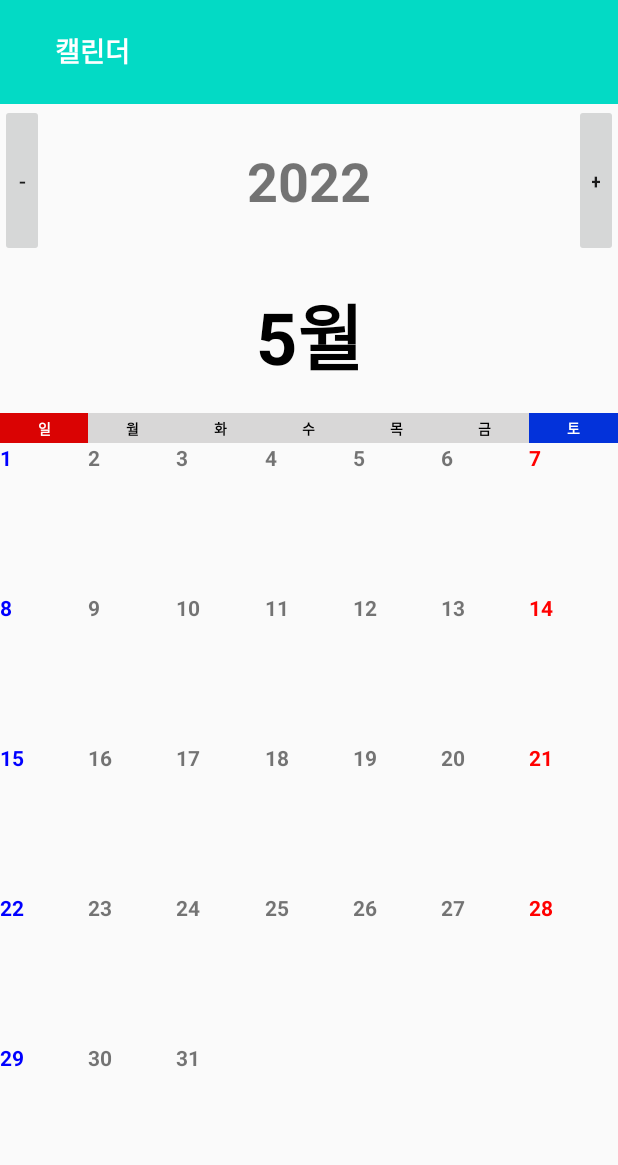
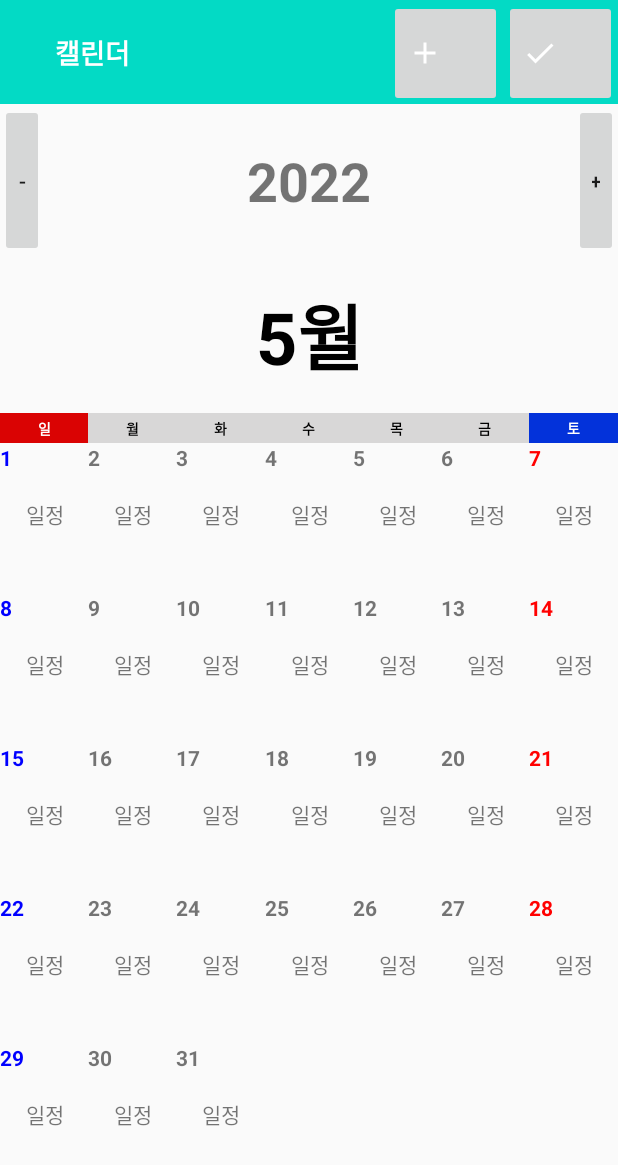
Before and after one commit to Kimseouneo/calreminders, an Android app: the screen it shows after launch (ReminderActivity), after a tap on "테스트 버튼", on a phone screen of 412 x 824 dp. Shown: the top 1165 px of the screen. Run offline under Robolectric (Android 15) with nearby library versions, the phone set to English and light mode, and no system bars.

Commit message:
CalendarFragment에 plus버튼과 check버튼의 이미지 임시적으로 추가.

```diff
--- a/app/src/main/java/com/example/calreminder/Holder.java
+++ b/app/src/main/java/com/example/calreminder/Holder.java
@@ -7,9 +7,11 @@ import androidx.annotation.NonNull;
 import androidx.recyclerview.widget.RecyclerView;
 
 public class Holder extends RecyclerView.ViewHolder {
-    TextView tx;
+    TextView day;
+    TextView schedule;
     public Holder(@NonNull View itemView){
         super(itemView);
-        tx = itemView.findViewById(R.id.yesdw2);
+        day = itemView.findViewById(R.id.days);
+        schedule = itemView.findViewById(R.id.schedule);
     }
 }
--- a/app/src/main/java/com/example/calreminder/MonthOfListAdapter.java
+++ b/app/src/main/java/com/example/calreminder/MonthOfListAdapter.java
@@ -31,11 +31,12 @@ public class MonthOfListAdapter extends RecyclerView.Adapter<Holder> {
 
     @Override
     public void onBindViewHolder(@NonNull Holder holder, @SuppressLint("RecyclerView") int position) {
-        holder.tx.setText(list.get(position));
+        holder.day.setText(list.get(position));
+        holder.schedule.setText("일정");
         if(position % 7 == 0)
-            holder.tx.setTextColor(Color.BLUE);
+            holder.day.setTextColor(Color.BLUE);
         if((position+1) % 7 == 0)
-            holder.tx.setTextColor(Color.RED);
+            holder.day.setTextColor(Color.RED);
         holder.itemView.setOnClickListener(new View.OnClickListener() {
             @Override
             public void onClick(View v) {
@@ -45,7 +46,7 @@ public class MonthOfListAdapter extends RecyclerView.Adapter<Holder> {
                 } catch (InterruptedException e) {
 
                 }
-                Log.d("클릳되었다.", list.get(position));
+                Log.d("클릭되었다.", holder.schedule.getText().toString());
             }
             });
     }
--- a/app/src/main/res/drawable-v24/check_scale.xml
+++ /dev/null
@@ -1,4 +0,0 @@
-<?xml version="1.0" encoding="utf-8"?>
-<layer-list xmlns:android="http://schemas.android.com/apk/res/android">
-    <item android:drawable="@drawable/check" android:width="35dp" android:height="40dp" />
-</layer-list>
--- a/app/src/main/res/drawable-v24/checkbutton_color_drawable.xml
+++ /dev/null
@@ -1,12 +0,0 @@
-<?xml version="1.0" encoding="utf-8"?>
-<ripple xmlns:android="http://schemas.android.com/apk/res/android"
-    android:color="@color/teal_700"> <!-- Ripple Effect 색상 -->
-
-    <!-- 배경색 -->
-    <item android:id="@android:id/background">
-        <shape android:shape="rectangle">
-            <solid android:color="@color/teal_200"/>
-        </shape>
-    </item>
-
-</ripple>
--- /dev/null
+++ b/app/src/main/res/drawable/ic_baseline_add_24.xml
@@ -0,0 +1,5 @@
+<vector android:height="24dp" android:tint="#FFFFFF"
+    android:viewportHeight="24" android:viewportWidth="24"
+    android:width="24dp" xmlns:android="http://schemas.android.com/apk/res/android">
+    <path android:fillColor="@android:color/white" android:pathData="M19,13h-6v6h-2v-6H5v-2h6V5h2v6h6v2z"/>
+</vector>
--- /dev/null
+++ b/app/src/main/res/drawable/ic_baseline_check_24.xml
@@ -0,0 +1,5 @@
+<vector android:height="24dp" android:tint="#FFFFFF"
+    android:viewportHeight="24" android:viewportWidth="24"
+    android:width="24dp" xmlns:android="http://schemas.android.com/apk/res/android">
+    <path android:fillColor="@android:color/white" android:pathData="M9,16.17L4.83,12l-1.42,1.41L9,19 21,7l-1.41,-1.41z"/>
+</vector>
--- a/app/src/main/res/layout/fragment_calendar.xml
+++ b/app/src/main/res/layout/fragment_calendar.xml
@@ -30,45 +30,40 @@
                     android:id="@+id/textView"
                     android:layout_width="91dp"
                     android:layout_height="35dp"
-                    android:layout_marginStart="4dp"
+                    android:layout_marginStart="16dp"
                     android:gravity="center"
                     android:text="캘린더"
                     android:textColor="@color/white"
                     android:textSize="18dp"
                     android:textStyle="bold"
                     app:layout_constraintBottom_toBottomOf="parent"
-                    app:layout_constraintEnd_toStartOf="@+id/check"
-                    app:layout_constraintHorizontal_bias="0.072"
                     app:layout_constraintStart_toStartOf="parent"
+                    app:layout_constraintTop_toTopOf="parent" />
+
+                <androidx.appcompat.widget.AppCompatButton
+                    android:id="@+id/plus"
+                    android:layout_width="75dp"
+                    android:layout_height="71dp"
+                    android:layout_marginStart="152dp"
+                    android:drawableLeft="@drawable/ic_baseline_add_24"
+                    android:onClick="onPlusClicked"
+                    android:stateListAnimator="@null"
+                    app:layout_constraintBottom_toBottomOf="parent"
+                    app:layout_constraintStart_toEndOf="@+id/textView"
                     app:layout_constraintTop_toTopOf="parent"
-                    app:layout_constraintVertical_bias="0.47" />
+                    app:layout_constraintVertical_bias="0.0" />
 
                 <androidx.appcompat.widget.AppCompatButton
                     android:id="@+id/check"
                     android:layout_width="75dp"
                     android:layout_height="71dp"
-                    android:layout_marginStart="260dp"
-                    android:background="@drawable/checkbutton_color_drawable"
+                    android:drawableLeft="@drawable/ic_baseline_check_24"
                     android:onClick="onCheckClicked"
                     android:stateListAnimator="@null"
                     app:layout_constraintBottom_toBottomOf="parent"
-                    app:layout_constraintStart_toStartOf="parent"
-                    app:layout_constraintTop_toTopOf="parent"
-                    app:layout_constraintVertical_bias="1.0" />
-
-                <androidx.appcompat.widget.AppCompatButton
-                    android:id="@+id/plus"
-                    android:layout_width="75dp"
-                    android:layout_height="71dp"
-                    android:background="@drawable/plusbutton_color_drawable"
-                    android:onClick="onPlusClicked"
-                    android:stateListAnimator="@null"
-                    app:layout_constraintBottom_toBottomOf="parent"
                     app:layout_constraintEnd_toEndOf="parent"
-                    app:layout_constraintHorizontal_bias="1.0"
-                    app:layout_constraintStart_toEndOf="@+id/check"
-                    app:layout_constraintTop_toTopOf="parent"
-                    app:layout_constraintVertical_bias="0.0" />
+                    app:layout_constraintStart_toEndOf="@+id/plus"
+                    app:layout_constraintTop_toTopOf="parent" />
 
             </androidx.constraintlayout.widget.ConstraintLayout>
 
--- a/app/src/main/res/layout/item_list.xml
+++ b/app/src/main/res/layout/item_list.xml
@@ -1,14 +1,26 @@
 <?xml version="1.0" encoding="utf-8"?>
 <RelativeLayout xmlns:android="http://schemas.android.com/apk/res/android"
     android:layout_width="match_parent"
-    android:layout_height="100dp">
+    android:layout_height="100dp"
+    android:visibility="visible">
 
     <TextView
-        android:id="@+id/yesdw2"
-        android:layout_width="146dp"
+        android:id="@+id/days"
+        android:layout_width="154dp"
         android:layout_height="match_parent"
         android:text="TextView"
         android:textStyle="bold" />
 
+    <TextView
+        android:id="@+id/schedule"
+        android:layout_width="67dp"
+        android:layout_height="38dp"
+        android:layout_alignParentStart="true"
+        android:layout_alignParentBottom="true"
+        android:layout_marginStart="17dp"
+        android:layout_marginEnd="43dp"
+        android:layout_marginBottom="25dp"
+        android:text="일정" />
+
 
 </RelativeLayout>
```
Also changed, not shown: app/src/main/res/drawable-v24/check.png (deleted).
